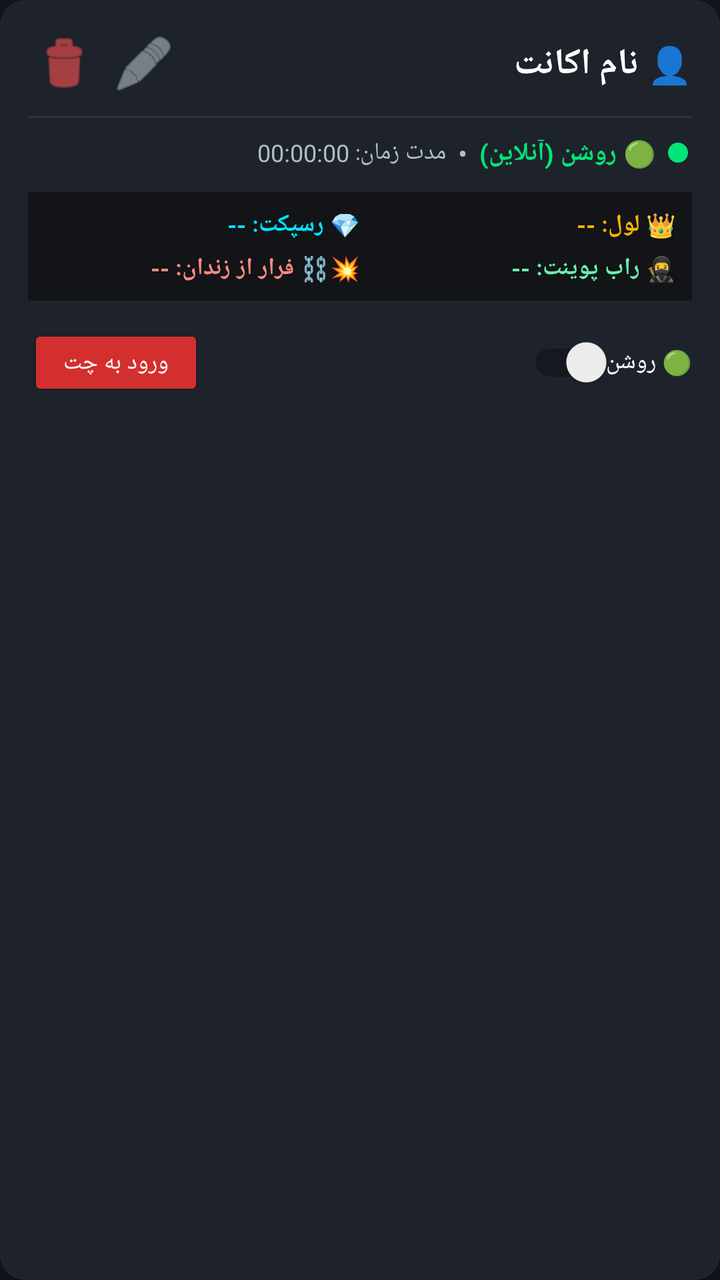
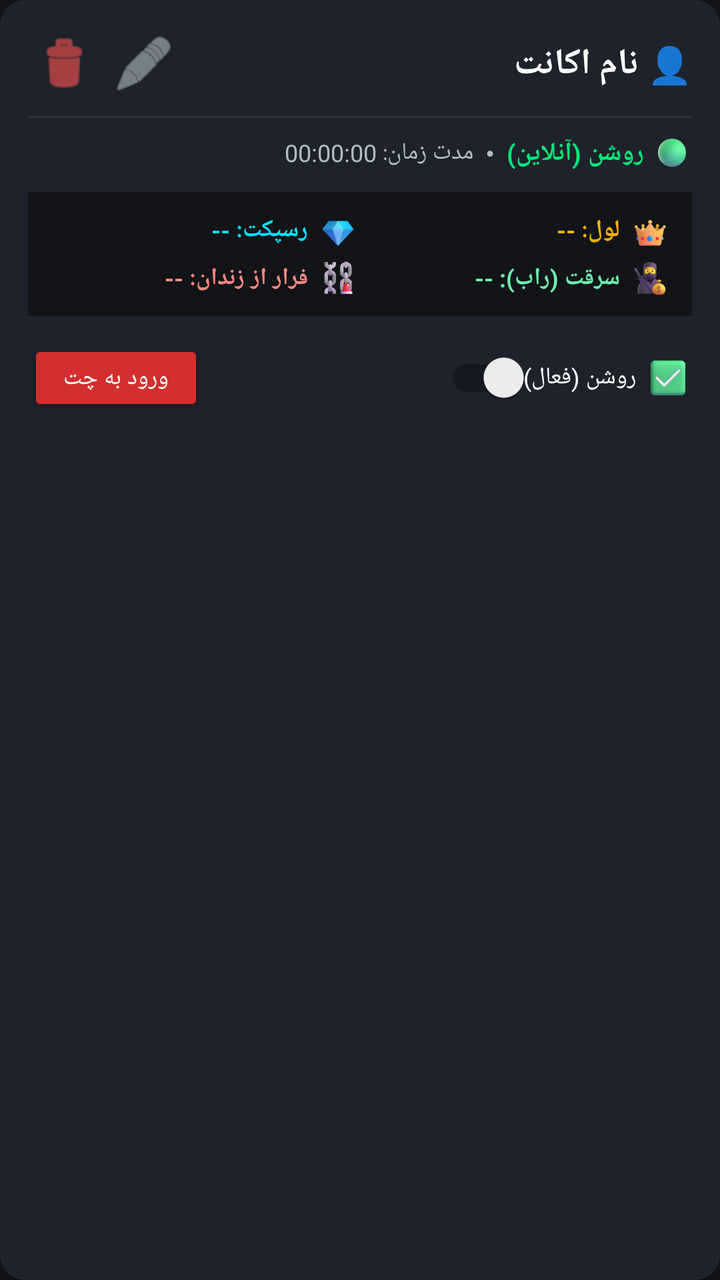

Screens rendered from an Android XML layout before and after an edit, with the pre-edit source and the edit as a unified diff.
<!-- AndroidManifest.xml: application theme Theme.AGRak -->
<!-- res/layout/item_account_card.xml -->
<?xml version="1.0" encoding="utf-8"?>
<androidx.cardview.widget.CardView xmlns:android="http://schemas.android.com/apk/res/android"
    xmlns:app="http://schemas.android.com/apk/res-auto"
    android:layout_width="match_parent"
    android:layout_height="wrap_content"
    android:layout_marginHorizontal="6dp"
    android:layout_marginVertical="6dp"
    app:cardBackgroundColor="@color/card_dark"
    app:cardCornerRadius="12dp"
    app:cardElevation="3dp"
    android:layoutDirection="rtl">

    <LinearLayout
        android:layout_width="match_parent"
        android:layout_height="wrap_content"
        android:orientation="vertical"
        android:padding="14dp">

        
        <LinearLayout
            android:layout_width="match_parent"
            android:layout_height="wrap_content"
            android:gravity="center_vertical"
            android:orientation="horizontal">

            <TextView
                android:id="@+id/tvAccountNick"
                android:layout_width="0dp"
                android:layout_height="wrap_content"
                android:layout_weight="1"
                android:text="👤 نام اکانت"
                android:textColor="@color/text_white"
                android:textSize="18sp"
                android:textStyle="bold" />

            
            <ImageButton
                android:id="@+id/btnEditAccount"
                android:layout_width="36dp"
                android:layout_height="36dp"
                android:background="?attr/selectableItemBackgroundBorderless"
                android:src="@android:drawable/ic_menu_edit"
                android:tint="@color/text_secondary"
                android:contentDescription="ویرایش اکانت" />

            
            <ImageButton
                android:id="@+id/btnDeleteAccount"
                android:layout_width="36dp"
                android:layout_height="36dp"
                android:layout_marginStart="4dp"
                android:background="?attr/selectableItemBackgroundBorderless"
                android:src="@android:drawable/ic_menu_delete"
                android:tint="@color/status_red"
                android:contentDescription="حذف اکانت" />
        </LinearLayout>

        
        <View
            android:layout_width="match_parent"
            android:layout_height="1dp"
            android:layout_marginVertical="8dp"
            android:background="@color/card_stroke" />

        
        <LinearLayout
            android:layout_width="match_parent"
            android:layout_height="wrap_content"
            android:gravity="center_vertical"
            android:orientation="horizontal">

            
            <View
                android:id="@+id/viewStatusDot"
                android:layout_width="10dp"
                android:layout_height="10dp"
                android:layout_marginStart="2dp"
                android:layout_marginEnd="6dp"
                android:background="@drawable/bg_dot_online" />

            
            <TextView
                android:id="@+id/tvStatus"
                android:layout_width="wrap_content"
                android:layout_height="wrap_content"
                android:text="🟢 روشن (آنلاین)"
                android:textColor="@color/status_green"
                android:textSize="13sp"
                android:textStyle="bold" />

            
            <TextView
                android:layout_width="wrap_content"
                android:layout_height="wrap_content"
                android:layout_marginHorizontal="6dp"
                android:text="•"
                android:textColor="@color/text_secondary" />

            
            <TextView
                android:id="@+id/tvUptime"
                android:layout_width="wrap_content"
                android:layout_height="wrap_content"
                android:text="مدت زمان: 00:00:00"
                android:textColor="@color/text_secondary"
                android:textSize="12sp" />
        </LinearLayout>

        
        <LinearLayout
            android:id="@+id/layoutStats"
            android:layout_width="match_parent"
            android:layout_height="wrap_content"
            android:layout_marginTop="10dp"
            android:background="@color/bg_dark"
            android:orientation="vertical"
            android:padding="8dp">

            <LinearLayout
                android:layout_width="match_parent"
                android:layout_height="wrap_content"
                android:orientation="horizontal">

                <TextView
                    android:id="@+id/tvStatLevel"
                    android:layout_width="0dp"
                    android:layout_height="wrap_content"
                    android:layout_weight="1"
                    android:text="👑 لول: --"
                    android:textColor="@color/accent_gold"
                    android:textSize="12sp"
                    android:textStyle="bold" />

                <TextView
                    android:id="@+id/tvStatRespect"
                    android:layout_width="0dp"
                    android:layout_height="wrap_content"
                    android:layout_weight="1"
                    android:text="💎 رسپکت: --"
                    android:textColor="#00E5FF"
                    android:textSize="12sp"
                    android:textStyle="bold" />
            </LinearLayout>

            <LinearLayout
                android:layout_width="match_parent"
                android:layout_height="wrap_content"
                android:layout_marginTop="5dp"
                android:orientation="horizontal">

                <TextView
                    android:id="@+id/tvStatRob"
                    android:layout_width="0dp"
                    android:layout_height="wrap_content"
                    android:layout_weight="1"
                    android:text="🥷 راب پوینت: --"
                    android:textColor="#69F0AE"
                    android:textSize="12sp"
                    android:textStyle="bold" />

                <TextView
                    android:id="@+id/tvStatEscape"
                    android:layout_width="0dp"
                    android:layout_height="wrap_content"
                    android:layout_weight="1"
                    android:text="⛓️‍💥 فرار از زندان: --"
                    android:textColor="#FF8A80"
                    android:textSize="12sp"
                    android:textStyle="bold" />
            </LinearLayout>
        </LinearLayout>

        
        <LinearLayout
            android:layout_width="match_parent"
            android:layout_height="wrap_content"
            android:layout_marginTop="12dp"
            android:gravity="center_vertical"
            android:orientation="horizontal">

            <androidx.appcompat.widget.SwitchCompat
                android:id="@+id/switchConnect"
                android:layout_width="wrap_content"
                android:layout_height="wrap_content"
                android:text="🟢 روشن"
                android:textColor="@color/text_white"
                android:textSize="12sp" />

            <View
                android:layout_width="0dp"
                android:layout_height="0dp"
                android:layout_weight="1" />

            <Button
                android:id="@+id/btnEnterChat"
                android:layout_width="wrap_content"
                android:layout_height="38dp"
                android:backgroundTint="@color/primary_red"
                android:text="@string/enter_chat"
                android:textColor="@color/text_white"
                android:textSize="12sp" />
        </LinearLayout>

    </LinearLayout>
</androidx.cardview.widget.CardView>
<!-- resources referenced by this layout -->
<resources>
  <color name="accent_gold">#FFB300</color>
  <color name="bg_dark">#121418</color>
  <color name="card_dark">#1E222B</color>
  <color name="card_stroke">#2D323E</color>
  <color name="primary_red">#D32F2F</color>
  <color name="status_green">#00E676</color>
  <color name="status_red">#FF5252</color>
  <color name="text_secondary">#B0BEC5</color>
  <color name="text_white">#FFFFFF</color>
  <!-- drawable bg_dot_online (drawable) -->
  <?xml version="1.0" encoding="utf-8"?>
  <shape xmlns:android="http://schemas.android.com/apk/res/android"
      android:shape="oval">
      <solid android:color="#00E676" />
      <size android:width="10dp" android:height="10dp" />
  </shape>
  <string name="enter_chat">ورود به چت</string>
  <style name="Theme.AGRak" parent="Theme.AppCompat.DayNight.NoActionBar">
          <item name="colorPrimary">@color/primary_red</item>
          <item name="colorPrimaryDark">@color/primary_red_dark</item>
          <item name="colorAccent">@color/accent_gold</item>
          <item name="android:windowBackground">@color/bg_dark</item>
          <item name="android:statusBarColor">#0A0B0E</item>
          <item name="android:navigationBarColor">#0A0B0E</item>
      </style>
  <color name="primary_red_dark">#9A0007</color>
</resources>

<!-- the commit's change to res/layout/item_account_card.xml (unified diff, before → after) -->
@@ -70,20 +70,20 @@
             android:orientation="horizontal">
 
             
-            <View
-                android:id="@+id/viewStatusDot"
-                android:layout_width="10dp"
-                android:layout_height="10dp"
+            <ImageView
+                android:id="@+id/imgStatusIcon"
+                android:layout_width="16dp"
+                android:layout_height="16dp"
                 android:layout_marginStart="2dp"
                 android:layout_marginEnd="6dp"
-                android:background="@drawable/bg_dot_online" />
+                android:src="@drawable/tg_online" />
 
             
             <TextView
                 android:id="@+id/tvStatus"
                 android:layout_width="wrap_content"
                 android:layout_height="wrap_content"
-                android:text="🟢 روشن (آنلاین)"
+                android:text="روشن (آنلاین)"
                 android:textColor="@color/status_green"
                 android:textSize="13sp"
                 android:textStyle="bold" />
@@ -114,59 +114,119 @@
             android:layout_marginTop="10dp"
             android:background="@color/bg_dark"
             android:orientation="vertical"
-            android:padding="8dp">
+            android:padding="10dp">
 
             <LinearLayout
                 android:layout_width="match_parent"
                 android:layout_height="wrap_content"
                 android:orientation="horizontal">
 
-                <TextView
-                    android:id="@+id/tvStatLevel"
-                    android:layout_width="0dp"
-                    android:layout_height="wrap_content"
-                    android:layout_weight="1"
-                    android:text="👑 لول: --"
-                    android:textColor="@color/accent_gold"
-                    android:textSize="12sp"
-                    android:textStyle="bold" />
-
-                <TextView
-                    android:id="@+id/tvStatRespect"
-                    android:layout_width="0dp"
-                    android:layout_height="wrap_content"
-                    android:layout_weight="1"
-                    android:text="💎 رسپکت: --"
-                    android:textColor="#00E5FF"
-                    android:textSize="12sp"
-                    android:textStyle="bold" />
+                
+                <LinearLayout
+                    android:layout_width="0dp"
+                    android:layout_height="wrap_content"
+                    android:layout_weight="1"
+                    android:gravity="center_vertical"
+                    android:orientation="horizontal">
+
+                    <ImageView
+                        android:layout_width="18dp"
+                        android:layout_height="18dp"
+                        android:layout_marginStart="2dp"
+                        android:layout_marginEnd="6dp"
+                        android:src="@drawable/tg_crown" />
+
+                    <TextView
+                        android:id="@+id/tvStatLevel"
+                        android:layout_width="wrap_content"
+                        android:layout_height="wrap_content"
+                        android:text="لول: --"
+                        android:textColor="@color/accent_gold"
+                        android:textSize="12sp"
+                        android:textStyle="bold" />
+                </LinearLayout>
+
+                
+                <LinearLayout
+                    android:layout_width="0dp"
+                    android:layout_height="wrap_content"
+                    android:layout_weight="1"
+                    android:gravity="center_vertical"
+                    android:orientation="horizontal">
+
+                    <ImageView
+                        android:layout_width="18dp"
+                        android:layout_height="18dp"
+                        android:layout_marginStart="2dp"
+                        android:layout_marginEnd="6dp"
+                        android:src="@drawable/tg_diamond" />
+
+                    <TextView
+                        android:id="@+id/tvStatRespect"
+                        android:layout_width="wrap_content"
+                        android:layout_height="wrap_content"
+                        android:text="رسپکت: --"
+                        android:textColor="#00E5FF"
+                        android:textSize="12sp"
+                        android:textStyle="bold" />
+                </LinearLayout>
             </LinearLayout>
 
             <LinearLayout
                 android:layout_width="match_parent"
                 android:layout_height="wrap_content"
-                android:layout_marginTop="5dp"
+                android:layout_marginTop="6dp"
                 android:orientation="horizontal">
 
-                <TextView
-                    android:id="@+id/tvStatRob"
-                    android:layout_width="0dp"
-                    android:layout_height="wrap_content"
-                    android:layout_weight="1"
-                    android:text="🥷 راب پوینت: --"
-                    android:textColor="#69F0AE"
-                    android:textSize="12sp"
-                    android:textStyle="bold" />
-
-                <TextView
-                    android:id="@+id/tvStatEscape"
-                    android:layout_width="0dp"
-                    android:layout_height="wrap_content"
-                    android:layout_weight="1"
-                    android:text="⛓️‍💥 فرار از زندان: --"
-                    android:textColor="#FF8A80"
-                    android:textSize="12sp"
-                    android:textStyle="bold" />
+                
+                <LinearLayout
+                    android:layout_width="0dp"
+                    android:layout_height="wrap_content"
+                    android:layout_weight="1"
+                    android:gravity="center_vertical"
+                    android:orientation="horizontal">
+
+                    <ImageView
+                        android:layout_width="18dp"
+                        android:layout_height="18dp"
+                        android:layout_marginStart="2dp"
+                        android:layout_marginEnd="6dp"
+                        android:src="@drawable/tg_rob_badge" />
+
+                    <TextView
+                        android:id="@+id/tvStatRob"
+                        android:layout_width="wrap_content"
+                        android:layout_height="wrap_content"
+                        android:text="سرقت (راب): --"
+                        android:textColor="#69F0AE"
+                        android:textSize="12sp"
+                        android:textStyle="bold" />
+                </LinearLayout>
+
+                
+                <LinearLayout
+                    android:layout_width="0dp"
+                    android:layout_height="wrap_content"
+                    android:layout_weight="1"
+                    android:gravity="center_vertical"
+                    android:orientation="horizontal">
+
+                    <ImageView
+                        android:layout_width="18dp"
+                        android:layout_height="18dp"
+                        android:layout_marginStart="2dp"
+                        android:layout_marginEnd="6dp"
+                        android:src="@drawable/tg_escape_badge" />
+
+                    <TextView
+                        android:id="@+id/tvStatEscape"
+                        android:layout_width="wrap_content"
+                        android:layout_height="wrap_content"
+                        android:text="فرار از زندان: --"
+                        android:textColor="#FF8A80"
+                        android:textSize="12sp"
+                        android:textStyle="bold" />
+                </LinearLayout>
             </LinearLayout>
         </LinearLayout>
 
@@ -178,11 +238,19 @@
             android:gravity="center_vertical"
             android:orientation="horizontal">
 
+            <ImageView
+                android:id="@+id/imgSwitchIcon"
+                android:layout_width="20dp"
+                android:layout_height="20dp"
+                android:layout_marginStart="2dp"
+                android:layout_marginEnd="6dp"
+                android:src="@drawable/tg_switch_on" />
+
             <androidx.appcompat.widget.SwitchCompat
                 android:id="@+id/switchConnect"
                 android:layout_width="wrap_content"
                 android:layout_height="wrap_content"
-                android:text="🟢 روشن"
+                android:text="روشن (فعال)"
                 android:textColor="@color/text_white"
                 android:textSize="12sp" />
 
<!-- resource entries referenced after the edit -->
@@ -9,13 +9,12 @@
   <color name="status_red">#FF5252</color>
   <color name="text_secondary">#B0BEC5</color>
   <color name="text_white">#FFFFFF</color>
-  <!-- drawable bg_dot_online (drawable) -->
-  <?xml version="1.0" encoding="utf-8"?>
-  <shape xmlns:android="http://schemas.android.com/apk/res/android"
-      android:shape="oval">
-      <solid android:color="#00E676" />
-      <size android:width="10dp" android:height="10dp" />
-  </shape>
+  <!-- drawable tg_crown: png bitmap (drawable, 8977 bytes) -->
+  <!-- drawable tg_diamond: png bitmap (drawable, 6511 bytes) -->
+  <!-- drawable tg_escape_badge: png bitmap (drawable, 12776 bytes) -->
+  <!-- drawable tg_online: png bitmap (drawable, 8679 bytes) -->
+  <!-- drawable tg_rob_badge: png bitmap (drawable, 11868 bytes) -->
+  <!-- drawable tg_switch_on: png bitmap (drawable, 7770 bytes) -->
   <string name="enter_chat">ورود به چت</string>
   <style name="Theme.AGRak" parent="Theme.AppCompat.DayNight.NoActionBar">
           <item name="colorPrimary">@color/primary_red</item>
